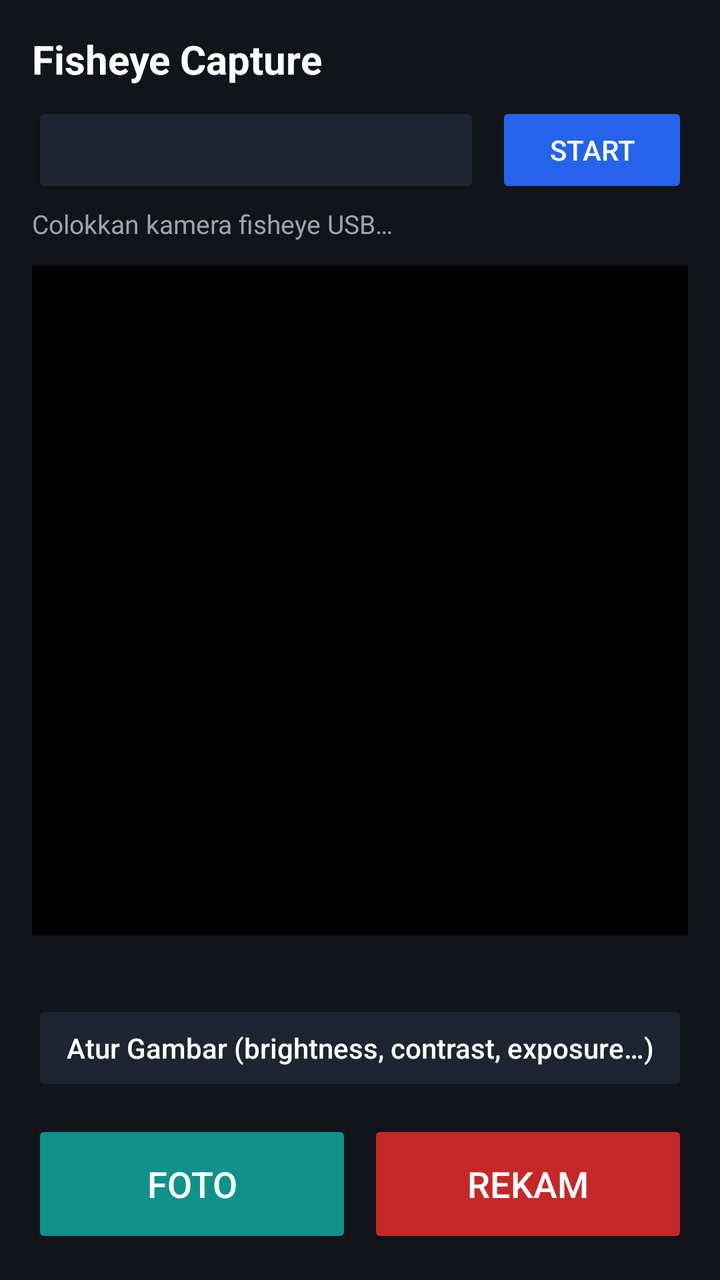
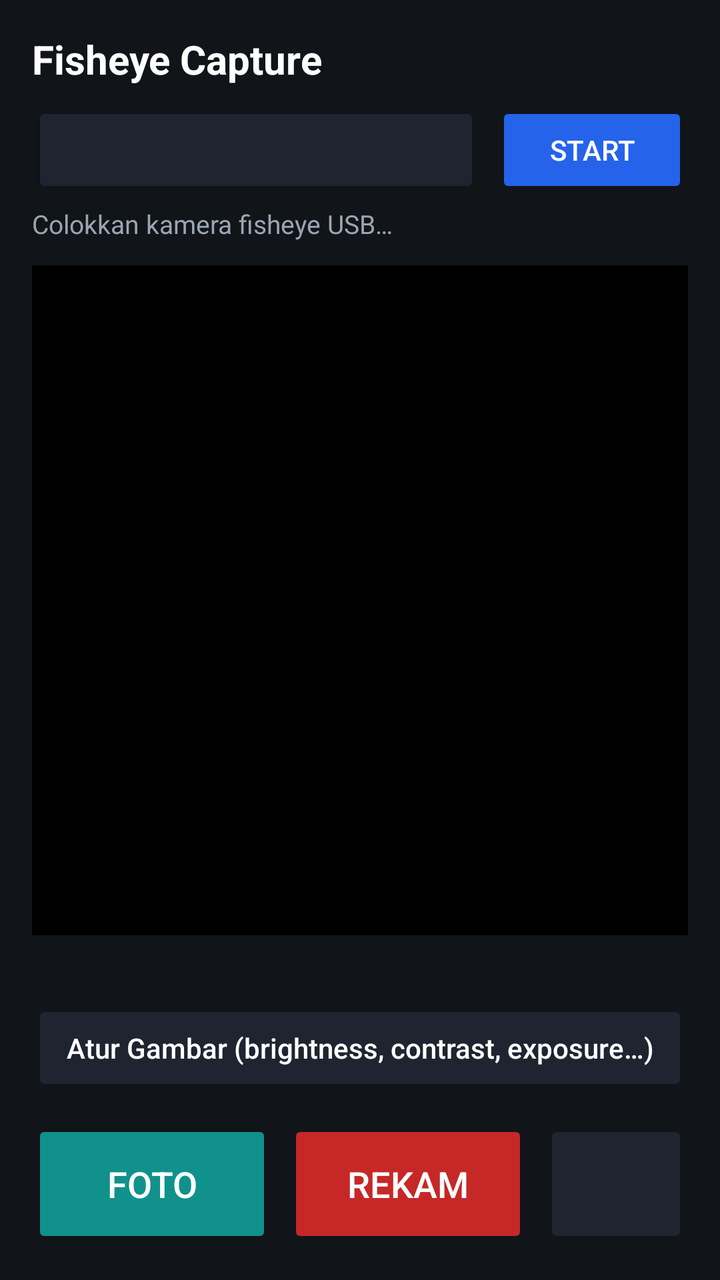

An Android layout rendered at two revisions. The XML below is the earlier revision; the diff shows what the commit changed to produce the second picture.
<!-- AndroidManifest.xml: application theme android:Theme.Material.NoActionBar -->
<!-- res/layout/activity_main.xml -->
<?xml version="1.0" encoding="utf-8"?>
<LinearLayout xmlns:android="http://schemas.android.com/apk/res/android"
    android:layout_width="match_parent"
    android:layout_height="match_parent"
    android:background="#111418"
    android:orientation="vertical"
    android:padding="16dp">

    <TextView
        android:layout_width="wrap_content"
        android:layout_height="wrap_content"
        android:text="@string/app_name"
        android:textColor="#FFFFFF"
        android:textSize="20sp"
        android:textStyle="bold" />

    <LinearLayout
        android:layout_width="match_parent"
        android:layout_height="wrap_content"
        android:layout_marginTop="8dp"
        android:gravity="center_vertical"
        android:orientation="horizontal">

        <Button
            android:id="@+id/parameter"
            android:layout_width="0dp"
            android:layout_height="wrap_content"
            android:layout_weight="1"
            android:backgroundTint="#1E2530"
            android:gravity="start|center_vertical"
            android:minHeight="48dp"
            android:textAllCaps="false"
            android:textColor="#FFFFFF"
            android:textSize="13sp" />

        <Button
            android:id="@+id/start"
            android:layout_width="wrap_content"
            android:layout_height="48dp"
            android:layout_marginStart="8dp"
            android:backgroundTint="#2563EB"
            android:minWidth="96dp"
            android:text="Start"
            android:textColor="#FFFFFF" />
    </LinearLayout>

    <TextView
        android:id="@+id/status"
        android:layout_width="match_parent"
        android:layout_height="wrap_content"
        android:layout_marginTop="4dp"
        android:text="Colokkan kamera fisheye USB…"
        android:textColor="#9AA4B2"
        android:textSize="13sp" />

    <ImageView
        android:id="@+id/preview"
        android:layout_width="match_parent"
        android:layout_height="0dp"
        android:layout_marginTop="12dp"
        android:layout_weight="1"
        android:background="#000000"
        android:contentDescription="Preview"
        android:scaleType="fitCenter" />

    <TextView
        android:id="@+id/info"
        android:layout_width="match_parent"
        android:layout_height="wrap_content"
        android:layout_marginTop="8dp"
        android:textColor="#C9D1D9"
        android:textSize="12sp" />

    <Button
        android:id="@+id/adjust"
        android:layout_width="match_parent"
        android:layout_height="48dp"
        android:layout_marginTop="8dp"
        android:backgroundTint="#1E2530"
        android:enabled="false"
        android:text="Atur Gambar (brightness, contrast, exposure…)"
        android:textAllCaps="false"
        android:textColor="#FFFFFF" />

    <LinearLayout
        android:layout_width="match_parent"
        android:layout_height="64dp"
        android:layout_marginTop="12dp"
        android:orientation="horizontal">

        <Button
            android:id="@+id/photo"
            android:layout_width="0dp"
            android:layout_height="match_parent"
            android:layout_marginEnd="8dp"
            android:layout_weight="1"
            android:backgroundTint="#10918C"
            android:enabled="false"
            android:text="Foto"
            android:textColor="#FFFFFF"
            android:textSize="18sp" />

        <Button
            android:id="@+id/record"
            android:layout_width="0dp"
            android:layout_height="match_parent"
            android:layout_weight="1"
            android:backgroundTint="#C62828"
            android:enabled="false"
            android:text="Rekam"
            android:textColor="#FFFFFF"
            android:textSize="18sp" />
    </LinearLayout>
</LinearLayout>
<!-- resources referenced by this layout -->
<resources>
  <string name="app_name">Fisheye Capture</string>
</resources>

<!-- the commit's change to res/layout/activity_main.xml (unified diff, before → after) -->
@@ -104,11 +104,24 @@
             android:id="@+id/record"
             android:layout_width="0dp"
             android:layout_height="match_parent"
+            android:layout_marginEnd="8dp"
             android:layout_weight="1"
             android:backgroundTint="#C62828"
             android:enabled="false"
             android:text="Rekam"
             android:textColor="#FFFFFF"
             android:textSize="18sp" />
+
+        
+        <Button
+            android:id="@+id/rate"
+            android:layout_width="wrap_content"
+            android:layout_height="match_parent"
+            android:backgroundTint="#1E2530"
+            android:enabled="false"
+            android:minWidth="72dp"
+            android:textAllCaps="false"
+            android:textColor="#FFFFFF"
+            android:textSize="14sp" />
     </LinearLayout>
 </LinearLayout>
